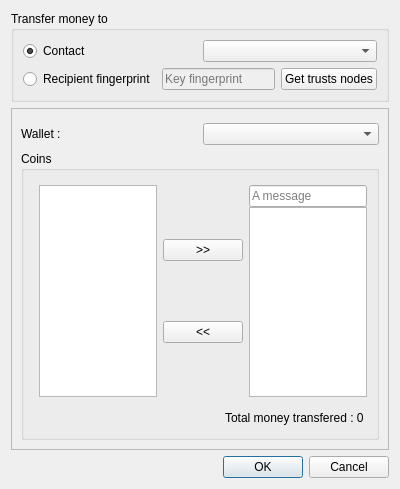
This is res/ui/transferDialog.ui in duniter/sakia as Qt 5 draws it before an edit. The edited form follows.
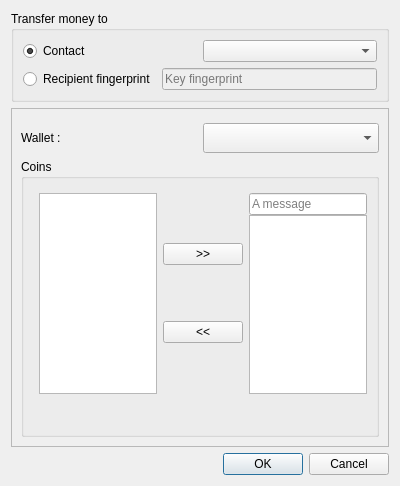
This is the edited form.

```diff
--- a/res/ui/transferDialog.ui
+++ b/res/ui/transferDialog.ui
@@ -7,7 +7,7 @@
     <x>0</x>
     <y>0</y>
     <width>400</width>
-    <height>489</height>
+    <height>486</height>
    </rect>
   </property>
   <property name="windowTitle">
@@ -69,13 +69,6 @@
           </property>
          </widget>
         </item>
-        <item>
-         <widget class="QPushButton" name="button_get_trusts">
-          <property name="text">
-           <string>Get trusts nodes</string>
-          </property>
-         </widget>
-        </item>
        </layout>
       </item>
      </layout>
@@ -103,7 +96,14 @@
          </widget>
         </item>
         <item>
-         <widget class="QComboBox" name="combo_wallets"/>
+         <widget class="QComboBox" name="combo_wallets">
+          <property name="minimumSize">
+           <size>
+            <width>0</width>
+            <height>30</height>
+           </size>
+          </property>
+         </widget>
         </item>
        </layout>
       </item>
@@ -199,7 +199,7 @@
            <item>
             <widget class="QLabel" name="label_total">
              <property name="text">
-              <string>Total money transfered : 0 </string>
+              <string/>
              </property>
             </widget>
            </item>
```
